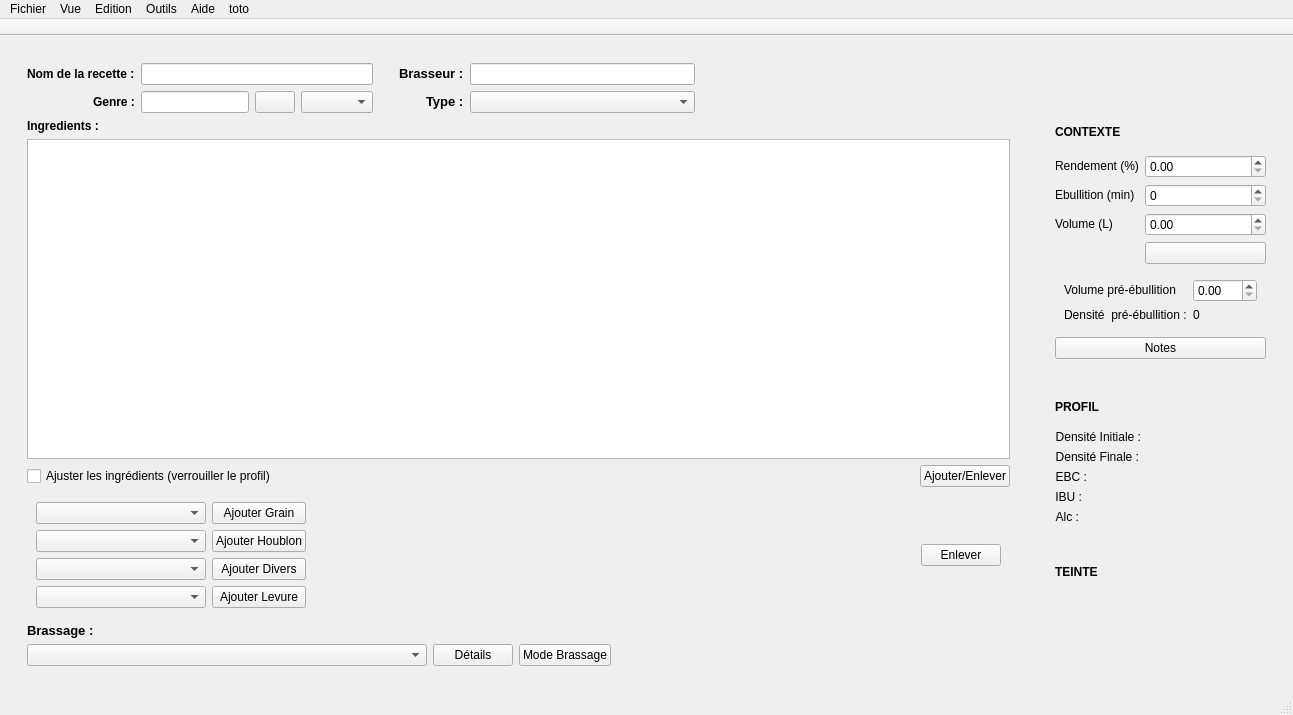
Before: the Qt Designer form reader.ui in 314r/joliebulle, drawn with Qt 5.
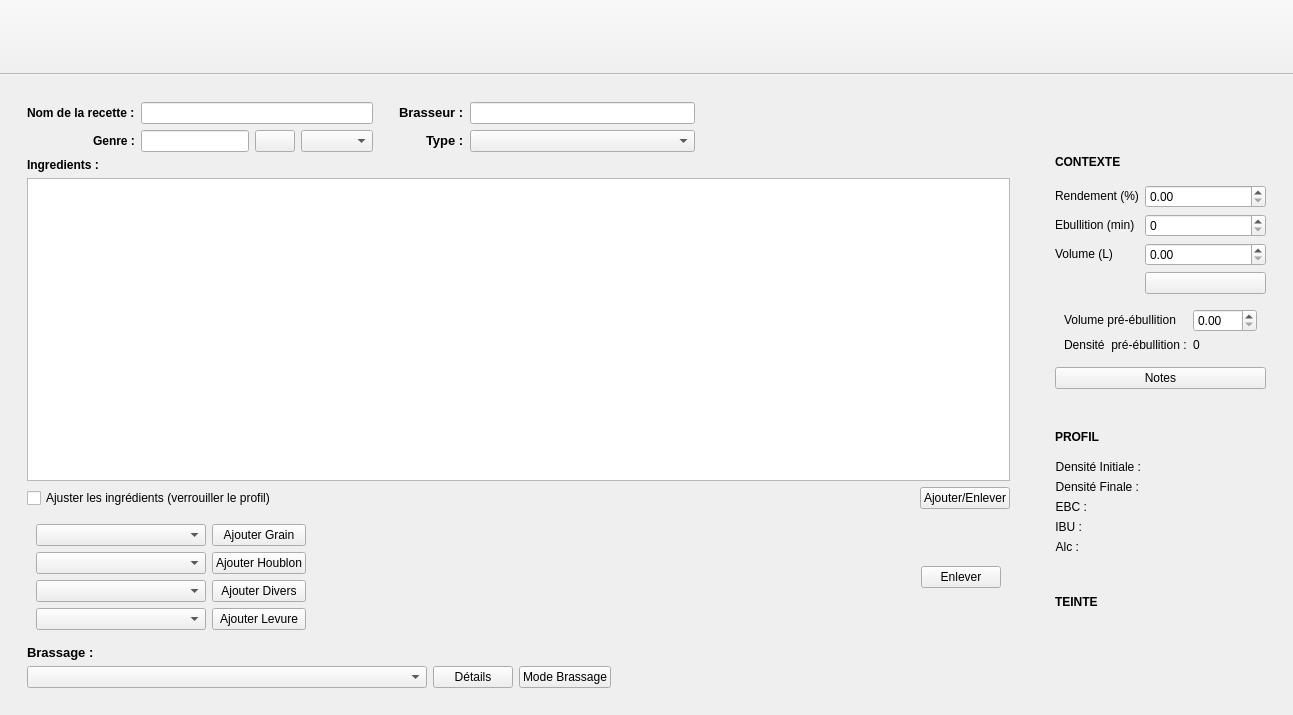
After: the same form once the commit is applied. Icons and pictures are not drawn.

The edit to the form file:
```diff
--- a/reader.ui
+++ b/reader.ui
@@ -1602,83 +1602,13 @@
     </item>
    </layout>
   </widget>
-  <widget class="QStatusBar" name="statusBar"/>
-  <widget class="QMenuBar" name="menuBar">
-   <property name="geometry">
-    <rect>
-     <x>0</x>
-     <y>0</y>
-     <width>1293</width>
-     <height>23</height>
-    </rect>
-   </property>
-   <widget class="QMenu" name="menuFichier">
-    <property name="title">
-     <string>Fichier</string>
-    </property>
-    <addaction name="actionOuvrir_2"/>
-    <addaction name="actionNouvelle_recette"/>
-    <addaction name="actionRecharger"/>
-    <addaction name="actionImprimer"/>
-    <addaction name="actionEnregistrer"/>
-    <addaction name="actionEnregistrer_Sous"/>
-    <addaction name="actionExporterHtml"/>
-    <addaction name="actionQuitter_2"/>
-   </widget>
-   <widget class="QMenu" name="menuEdition">
-    <property name="title">
-     <string>Edition</string>
-    </property>
-    <addaction name="actionEditGrains"/>
-    <addaction name="actionEditHoublons"/>
-    <addaction name="actionEditDivers"/>
-    <addaction name="actionEditLevures"/>
-    <addaction name="actionRestaurerIngredients"/>
-    <addaction name="actionPreferences"/>
-   </widget>
-   <widget class="QMenu" name="menuOutils">
-    <property name="title">
-     <string>Outils</string>
-    </property>
-    <addaction name="actionCorrectionDens"/>
-    <addaction name="actionCalculAlc"/>
-    <addaction name="actionDilution"/>
-    <addaction name="actionEvaporation"/>
-    <addaction name="actionPaliers"/>
-   </widget>
-   <widget class="QMenu" name="menuVue">
-    <property name="title">
-     <string>Vue</string>
-    </property>
-    <addaction name="actionVueEditeur"/>
-    <addaction name="actionVueBibliotheque"/>
-   </widget>
-   <widget class="QMenu" name="menuAide">
-    <property name="title">
-     <string>Aide</string>
-    </property>
-    <addaction name="actionAbout"/>
-   </widget>
-   <widget class="QMenu" name="menuToto">
-    <property name="title">
-     <string>toto</string>
-    </property>
-    <addaction name="actionRecharger"/>
-    <addaction name="separator"/>
-    <addaction name="actionVueBibliothequeToolBar"/>
-    <addaction name="actionNouvelle_recette"/>
-    <addaction name="separator"/>
-    <addaction name="actionEnregistrerToolBar"/>
-    <addaction name="actionImprimer"/>
-   </widget>
-   <addaction name="menuFichier"/>
-   <addaction name="menuVue"/>
-   <addaction name="menuEdition"/>
-   <addaction name="menuOutils"/>
-   <addaction name="menuAide"/>
-   <addaction name="menuToto"/>
-  </widget>
   <widget class="QToolBar" name="toolBar">
+   <property name="minimumSize">
+    <size>
+     <width>0</width>
+     <height>75</height>
+    </size>
+   </property>
    <property name="font">
     <font>
      <pointsize>10</pointsize>
```
